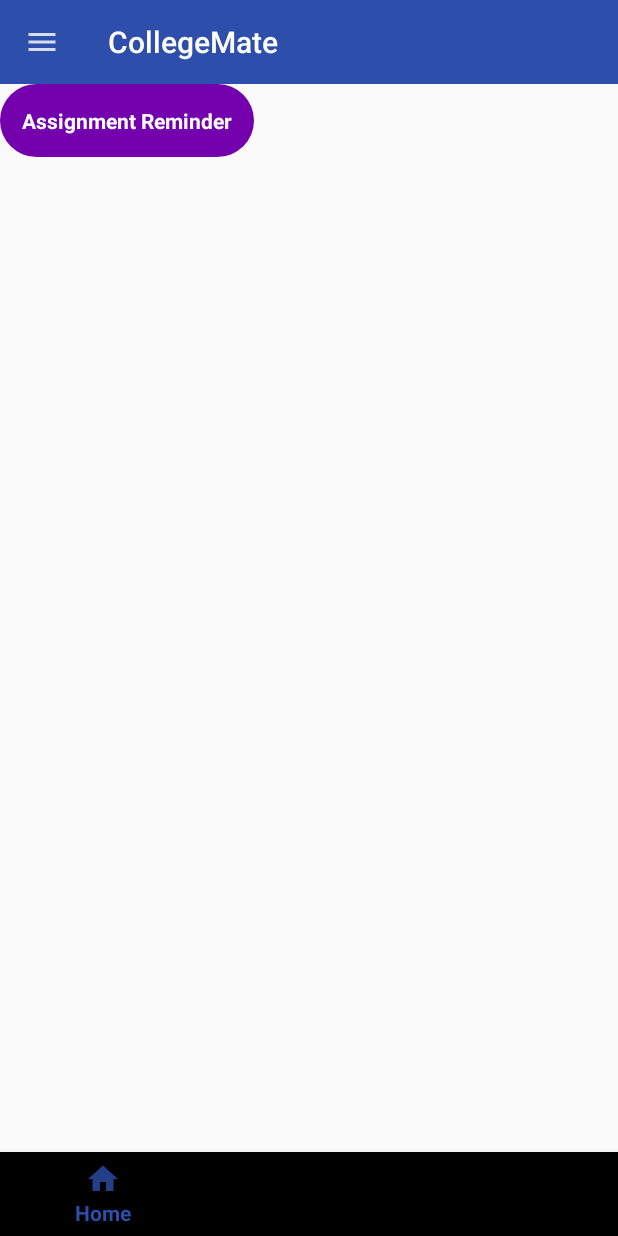
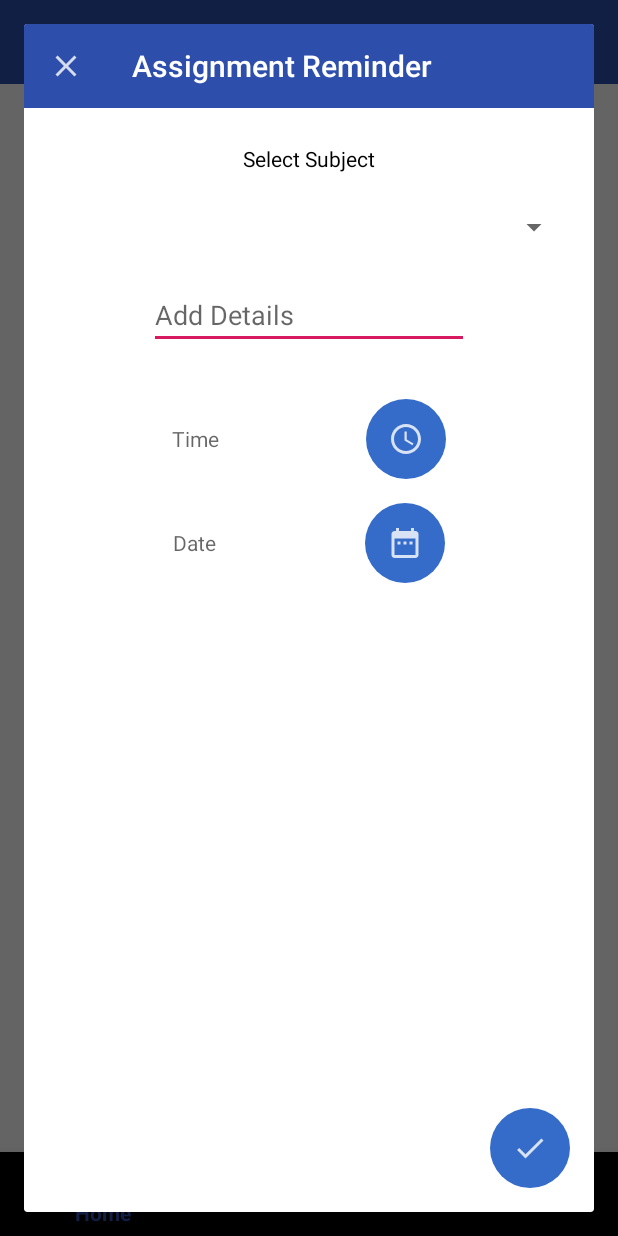
Before and after one commit to dopexhit/CollegeMate, an Android app: the screen it shows after launch once a user with an empty profile is signed in (Home), after a tap on "Assignment Reminder", on a phone screen of 412 x 824 dp. Run offline under Robolectric (Android 15) with nearby library versions, the phone set to English and light mode, and no system bars; our stand-ins replace Firebase (no records; nobody signed in at launch, a user with empty details on screens opened directly); 2 statements that could not run were skipped.

Commit message:
Assignment Reminder could be set on the database.

```diff
--- /dev/null
+++ b/app/src/main/java/com/example/collegemate/DialogMakeAssign.java
@@ -0,0 +1,215 @@
+package com.example.collegemate;
+
+import android.app.DatePickerDialog;
+import android.app.TimePickerDialog;
+import android.os.Bundle;
+import android.view.LayoutInflater;
+import android.view.View;
+import android.view.ViewGroup;
+import android.view.Window;
+import android.widget.Adapter;
+import android.widget.AdapterView;
+import android.widget.ArrayAdapter;
+import android.widget.DatePicker;
+import android.widget.EditText;
+import android.widget.ImageButton;
+import android.widget.ProgressBar;
+import android.widget.Spinner;
+import android.widget.TextView;
+import android.widget.TimePicker;
+import android.widget.Toast;
+
+import com.google.android.gms.common.internal.GmsLogger;
+import com.google.android.gms.tasks.OnSuccessListener;
+import com.google.firebase.firestore.FirebaseFirestore;
+
+import java.lang.reflect.Array;
+import java.sql.Timestamp;
+import java.text.SimpleDateFormat;
+import java.util.ArrayList;
+import java.util.Calendar;
+import java.util.List;
+
+import javax.microedition.khronos.opengles.GL;
+
+import androidx.annotation.NonNull;
+import androidx.annotation.Nullable;
+import androidx.appcompat.widget.Toolbar;
+import androidx.fragment.app.DialogFragment;
+
+public class DialogMakeAssign extends DialogFragment {
+
+    Spinner subject;
+    TextView dateshow,timeshow;
+    EditText detials;
+    ImageButton submit,time,date;
+    ProgressBar pb;
+    Integer subid = -1;
+
+
+
+    @Nullable
+    @Override
+    public View onCreateView(@NonNull LayoutInflater inflater, @Nullable ViewGroup container, @Nullable Bundle savedInstanceState) {
+        View rootview = inflater.inflate(R.layout.dialog_add_assignment,container,false);
+
+        //Setting up the toolbar
+        Toolbar toolbar = rootview.findViewById(R.id.dialog_add_assignment_toolbar);
+        toolbar.setNavigationOnClickListener(new View.OnClickListener() {
+            @Override
+            public void onClick(View v) {
+                getDialog().dismiss();
+            }
+        });
+
+        //Refrencing
+        subject = rootview.findViewById(R.id.dialog_add_assignment_subject);
+        detials = rootview.findViewById(R.id.dialog_add_assignment_details);
+        dateshow = rootview.findViewById(R.id.dialog_add_assignment_date_show);
+        timeshow = rootview.findViewById(R.id.dialog_add_assignment_time_show);
+        subject = rootview.findViewById(R.id.dialog_add_assignment_subject);
+        time = rootview.findViewById(R.id.dialog_add_assign_time);
+        date = rootview.findViewById(R.id.dialog_add_assign_date);
+        submit = rootview.findViewById(R.id.dialog_add_assignment_submit);
+        pb = rootview.findViewById(R.id.dialog_add_assign_pb);
+        calendar = Calendar.getInstance();
+
+        //Setting up the spinner
+        if(Global.documentData.subjects != null){
+
+
+            ArrayAdapter<String> adapter = new ArrayAdapter<String>(getActivity(),R.layout.support_simple_spinner_dropdown_item,Global.documentData.subjects);
+            subject.setAdapter(adapter);
+            subject.setOnItemSelectedListener(new AdapterView.OnItemSelectedListener() {
+                @Override
+                public void onItemSelected(AdapterView<?> parent, View view, int position, long id) {
+                    subid = position;
+                }
+
+                @Override
+                public void onNothingSelected(AdapterView<?> parent) {
+
+                }
+            });
+        }
+
+
+
+
+
+        //Setting up the timedialog
+
+        time.setOnClickListener(timeOnClick);
+        date.setOnClickListener(dateOnClick);
+
+        submit.setOnClickListener(new View.OnClickListener() {
+            @Override
+            public void onClick(View v) {
+                if(isEmpty()){
+                    Toast.makeText(getActivity(), "Please fill all the entries", Toast.LENGTH_SHORT).show();
+                }else{
+                    uploadData();
+                    pb.setVisibility(View.VISIBLE);
+                }
+            }
+        });
+
+
+
+
+        return rootview;
+    }
+
+    Calendar calendar;
+
+    private  void uploadData(){
+        String sub = Global.documentData.subjects.get(subid);
+        Long timestamp = calendar.getTimeInMillis();
+        Global.ModalClasses.AssignmentModal data = new Global.ModalClasses.AssignmentModal(detials.getText().toString(),timestamp,sub);
+
+
+        if(Global.documentData.assignment == null){
+            Global.documentData.assignment = new ArrayList<>();
+            Global.documentData.assignment.add(data);
+        }else{
+            Global.documentData.assignment.add(data);
+            BasicFunctions.SortAssignmentData();
+        }
+
+
+        Global.userRef.update("assignment",Global.documentData.assignment).addOnSuccessListener(new OnSuccessListener<Void>() {
+            @Override
+            public void onSuccess(Void aVoid) {
+                pb.setVisibility(View.GONE);
+                Toast.makeText(getActivity(), "Assignment Successfully Added", Toast.LENGTH_SHORT).show();
+            }
+        });
+
+        //Make furthur changes
+    }
+
+    private View.OnClickListener timeOnClick = new View.OnClickListener() {
+        @Override
+        public void onClick(View v) {
+            final Calendar cal = Calendar.getInstance();
+            TimePickerDialog dialog = new TimePickerDialog(getActivity(), new TimePickerDialog.OnTimeSetListener() {
+                @Override
+                public void onTimeSet(TimePicker view, int hourOfDay, int minute) {
+                    calendar.set(Calendar.HOUR, hourOfDay);
+                    calendar.set(Calendar.MINUTE,minute);
+
+                    SimpleDateFormat sdf = new SimpleDateFormat("hh:mm aa");
+                    timeshow.setText(sdf.format(calendar.getTime()));
+                }
+            },cal.get(Calendar.HOUR),cal.get(Calendar.MINUTE),false);
+
+            dialog.show();
+        }
+    };
+
+    private  View.OnClickListener dateOnClick = new View.OnClickListener() {
+        @Override
+        public void onClick(View v) {
+            final Calendar cal = Calendar.getInstance();
+            DatePickerDialog dialog = new DatePickerDialog(getActivity(), new DatePickerDialog.OnDateSetListener() {
+                @Override
+                public void onDateSet(DatePicker view, int year, int month, int dayOfMonth) {
+                    calendar.set(Calendar.YEAR, year);
+                    calendar.set(Calendar.MONTH , month);
+                    calendar.set(Calendar.DAY_OF_MONTH,dayOfMonth);
+
+                    SimpleDateFormat sdf = new SimpleDateFormat("dd/mm/yyyy");
+                    dateshow.setText(sdf.format(calendar.getTime()));
+                }
+            },cal.get(Calendar.YEAR),cal.get(Calendar.MONTH),cal.get(Calendar.YEAR));
+
+            dialog.getDatePicker().setMinDate(cal.getTimeInMillis());
+
+            dialog.show();
+
+
+        }
+    };
+
+    private boolean isEmpty(){
+        if(timeshow.getText().toString().equals("")){
+            return true;
+        }else if(dateshow.getText().toString().equals("")){
+            return  true;
+        }else if(subid == -1){
+            return true;
+        }
+
+        return false;
+    }
+
+    @Override
+    public void onStart() {
+        super.onStart();
+        int height = ViewGroup.LayoutParams.MATCH_PARENT;
+        int width = ViewGroup.LayoutParams.MATCH_PARENT;
+
+        getDialog().getWindow().setLayout(height,width);
+
+    }
+}
--- a/app/src/main/java/com/example/collegemate/FragmentHome.java
+++ b/app/src/main/java/com/example/collegemate/FragmentHome.java
@@ -5,6 +5,7 @@ import android.net.Uri;
 import android.os.Bundle;
 
 import androidx.fragment.app.Fragment;
+import androidx.fragment.app.FragmentTransaction;
 
 import android.view.LayoutInflater;
 import android.view.View;
@@ -79,8 +80,9 @@ public class FragmentHome extends Fragment {
         assignmentreminder.setOnClickListener(new View.OnClickListener() {
             @Override
             public void onClick(View v) {
-
-
+                DialogMakeAssign dialog = new DialogMakeAssign();
+                FragmentTransaction ft = getFragmentManager().beginTransaction();
+                dialog.show(ft,"hello");
 
             }
         });
--- a/app/src/main/java/com/example/collegemate/Home.java
+++ b/app/src/main/java/com/example/collegemate/Home.java
@@ -17,6 +17,7 @@ import android.view.View;
 import android.widget.AdapterView;
 import android.widget.Button;
 import android.widget.ListView;
+import android.widget.Toast;
 
 import com.google.android.gms.tasks.OnSuccessListener;
 import com.google.android.material.bottomnavigation.BottomNavigationView;
@@ -71,6 +72,8 @@ public class Home extends AppCompatActivity {
         lv = findViewById(R.id.home_drawer_list);
         logout = findViewById(R.id.home_logout);
 
+
+        Toast.makeText(Home.this,Global.documentData.userInfo.toString(),Toast.LENGTH_LONG).show();
         //Getting the user info
 
 
--- a/app/src/main/java/com/example/collegemate/HomeActivity.java
+++ b/app/src/main/java/com/example/collegemate/HomeActivity.java
@@ -69,6 +69,8 @@ public class HomeActivity extends AppCompatActivity {
         });
 
         google.setOnClickListener(googlebuttonlistener);
+
+
     }
     int RC_SIGN_IN =100;
     private View.OnClickListener googlebuttonlistener = new View.OnClickListener() {
--- a/app/src/main/java/com/example/collegemate/LoadScreen.java
+++ b/app/src/main/java/com/example/collegemate/LoadScreen.java
@@ -6,6 +6,7 @@ import androidx.appcompat.app.AppCompatActivity;
 import android.content.Intent;
 import android.os.Bundle;
 import android.widget.ProgressBar;
+import android.widget.Toast;
 
 import com.google.android.gms.tasks.OnCompleteListener;
 import com.google.android.gms.tasks.OnSuccessListener;
--- a/app/src/main/res/drawable/roundcornor_ripple.xml
+++ b/app/src/main/res/drawable/roundcornor_ripple.xml
@@ -1,7 +1,14 @@
 <?xml version="1.0" encoding="utf-8"?>
-<ripple android:color="#ffff0000"
-    xmlns:android="http://schemas.android.com/apk/res/android">
-    <item android:id="@android:id/mask"
-        android:drawable="@android:color/white" />
+<ripple xmlns:android="http://schemas.android.com/apk/res/android"
+    android:color="#d1d1d1">
+
     <item android:drawable="@drawable/round_cornors"/>
+
+
+    <item android:id="@android:id/mask">
+        <shape android:shape="oval">
+            <solid android:color="?android:colorPrimary"/>
+        </shape>
+        <color android:color="#ffffff"/>
+    </item>
 </ripple>
--- a/app/src/main/res/layout/dialog_add_assignment.xml
+++ b/app/src/main/res/layout/dialog_add_assignment.xml
@@ -11,58 +11,78 @@
         android:id="@+id/dialog_add_assignment_time_show"
         android:layout_width="wrap_content"
         android:layout_height="wrap_content"
-        android:text="TextView"
-        tools:layout_editor_absoluteX="84dp"
-        tools:layout_editor_absoluteY="315dp" />
+        android:layout_marginTop="50dp"
+        android:hint="Time"
+        android:textAppearance="@style/NormalTextViewAppearance"
+        app:layout_constraintEnd_toStartOf="@+id/dialog_add_assign_time"
+        app:layout_constraintHorizontal_bias="0.5"
+        app:layout_constraintStart_toStartOf="parent"
+        app:layout_constraintTop_toBottomOf="@+id/dialog_add_assignment_details" />
 
     <TextView
         android:id="@+id/dialog_add_assignment_date_show"
         android:layout_width="wrap_content"
         android:layout_height="wrap_content"
-        android:text="TextView"
-        tools:layout_editor_absoluteX="84dp"
-        tools:layout_editor_absoluteY="382dp" />
+        android:layout_marginTop="50dp"
+        android:hint="Date"
+        android:textAppearance="@style/NormalTextViewAppearance"
+        app:layout_constraintEnd_toStartOf="@+id/dialog_add_assign_date"
+        app:layout_constraintHorizontal_bias="0.5"
+        app:layout_constraintStart_toStartOf="parent"
+        app:layout_constraintTop_toBottomOf="@+id/dialog_add_assignment_time_show" />
 
     <ImageButton
-        android:id="@+id/imageButton"
+        android:id="@+id/dialog_add_assign_time"
         android:layout_width="wrap_content"
         android:layout_height="wrap_content"
-        app:srcCompat="@drawable/time_icon"
-        tools:layout_editor_absoluteX="248dp"
-        tools:layout_editor_absoluteY="303dp" />
+        android:background="@drawable/roundcornor_ripple"
+        android:backgroundTint="@color/colorSecondary"
+        app:layout_constraintBottom_toBottomOf="@+id/dialog_add_assignment_time_show"
+        app:layout_constraintEnd_toEndOf="parent"
+        app:layout_constraintHorizontal_bias="0.5"
+        app:layout_constraintStart_toEndOf="@+id/dialog_add_assignment_time_show"
+        app:layout_constraintTop_toTopOf="@+id/dialog_add_assignment_time_show"
+        app:srcCompat="@drawable/time_icon" />
 
     <ImageButton
-        android:id="@+id/imageButton2"
+        android:id="@+id/dialog_add_assign_date"
         android:layout_width="wrap_content"
         android:layout_height="wrap_content"
-        app:srcCompat="@drawable/date_icon"
-        tools:layout_editor_absoluteX="248dp"
-        tools:layout_editor_absoluteY="369dp" />
+        android:background="@drawable/roundcornor_ripple"
+        android:backgroundTint="@color/colorSecondary"
+        app:layout_constraintBottom_toBottomOf="@+id/dialog_add_assignment_date_show"
+        app:layout_constraintEnd_toEndOf="parent"
+        app:layout_constraintHorizontal_bias="0.5"
+        app:layout_constraintStart_toEndOf="@+id/dialog_add_assignment_date_show"
+        app:layout_constraintTop_toTopOf="@+id/dialog_add_assignment_date_show"
+        app:srcCompat="@drawable/date_icon" />
 
     <EditText
         android:id="@+id/dialog_add_assignment_details"
         android:layout_width="wrap_content"
         android:layout_height="wrap_content"
+        android:layout_marginTop="24dp"
         android:ems="10"
-        android:hint="Details"
+        android:hint="Add Details"
         android:inputType="textPersonName"
-        tools:layout_editor_absoluteX="94dp"
-        tools:layout_editor_absoluteY="212dp" />
+        app:layout_constraintEnd_toEndOf="parent"
+        app:layout_constraintHorizontal_bias="0.5"
+        app:layout_constraintStart_toStartOf="parent"
+        app:layout_constraintTop_toBottomOf="@+id/dialog_add_assignment_subject" />
 
     <Spinner
         android:id="@+id/dialog_add_assignment_subject"
         android:layout_width="0dp"
         android:layout_height="wrap_content"
         android:layout_marginStart="16dp"
+        android:layout_marginTop="24dp"
         android:layout_marginEnd="16dp"
         app:layout_constraintEnd_toEndOf="parent"
+        app:layout_constraintHorizontal_bias="0.0"
         app:layout_constraintStart_toStartOf="parent"
-        tools:layout_editor_absoluteY="83dp" />
+        app:layout_constraintTop_toBottomOf="@+id/textView5" />
 
     <androidx.appcompat.widget.Toolbar
-        app:title="Assignment Reminder"
-        app:titleTextColor="#ffffff"
-        app:navigationIcon="@drawable/close_icon"
         android:id="@+id/dialog_add_assignment_toolbar"
         android:layout_width="match_parent"
         android:layout_height="wrap_content"
@@ -70,6 +90,46 @@
         android:minHeight="?attr/actionBarSize"
         android:theme="?attr/actionBarTheme"
         app:layout_constraintTop_toTopOf="parent"
+        app:navigationIcon="@drawable/close_icon"
+        app:title="Assignment Reminder"
+        app:titleTextColor="#ffffff"
         tools:layout_editor_absoluteX="1dp" />
 
+    <ImageButton
+        android:id="@+id/dialog_add_assignment_submit"
+        android:layout_width="wrap_content"
+        android:layout_height="wrap_content"
+        android:layout_marginEnd="16dp"
+        android:layout_marginBottom="16dp"
+        android:background="@drawable/roundcornor_ripple"
+        android:backgroundTint="@color/colorSecondary"
+        app:layout_constraintBottom_toBottomOf="parent"
+        app:layout_constraintEnd_toEndOf="parent"
+        app:srcCompat="@drawable/done_icon" />
+
+    <ProgressBar
+        android:id="@+id/dialog_add_assign_pb"
+        style="?android:attr/progressBarStyle"
+        android:layout_width="wrap_content"
+        android:layout_height="wrap_content"
+        android:visibility="gone"
+        app:layout_constraintBottom_toTopOf="@+id/dialog_add_assignment_submit"
+        app:layout_constraintEnd_toEndOf="parent"
+        app:layout_constraintHorizontal_bias="0.5"
+        app:layout_constraintStart_toStartOf="parent"
+        app:layout_constraintTop_toBottomOf="@+id/dialog_add_assign_date"
+        tools:visibility="visible" />
+
+    <TextView
+        android:id="@+id/textView5"
+        android:layout_width="wrap_content"
+        android:layout_height="wrap_content"
+        android:layout_marginTop="24dp"
+        android:text="Select Subject"
+        android:textAppearance="@style/NormalTextViewAppearance"
+        app:layout_constraintEnd_toEndOf="parent"
+        app:layout_constraintHorizontal_bias="0.5"
+        app:layout_constraintStart_toStartOf="parent"
+        app:layout_constraintTop_toBottomOf="@+id/dialog_add_assignment_toolbar" />
+
 </androidx.constraintlayout.widget.ConstraintLayout>
--- a/app/src/main/res/layout/fragment_fragment_home.xml
+++ b/app/src/main/res/layout/fragment_fragment_home.xml
@@ -11,10 +11,12 @@
         android:id="@+id/home_frag_assignment_reminder"
         android:layout_width="wrap_content"
         android:layout_height="wrap_content"
+        android:layout_marginEnd="24dp"
+        android:layout_marginBottom="16dp"
         android:background="@drawable/roundcornor_ripple"
         android:backgroundTint="@color/colorTriadic"
         android:text="Assignment Reminder"
         android:textAppearance="@style/NormalTextStyle"
-        tools:layout_editor_absoluteX="223dp"
-        tools:layout_editor_absoluteY="629dp" />
+        app:layout_constraintBottom_toBottomOf="parent"
+        app:layout_constraintEnd_toEndOf="parent" />
 </androidx.constraintlayout.widget.ConstraintLayout>
--- a/app/src/main/res/values/styles.xml
+++ b/app/src/main/res/values/styles.xml
@@ -39,4 +39,8 @@
         <item name="android:textColor">#000000</item>
     </style>
 
+    <style name="NormalTextViewAppearance" parent="TextAppearance.AppCompat.Body1">
+        <item name="android:textColor">#000000</item>
+    </style>
+
 </resources>
```
Also changed, not shown: app/src/main/java/com/example/collegemate/BasicFunctions.java (+12 -0 lines), app/src/main/java/com/example/collegemate/DialogMakeAssignmentReminder.java (deleted, +0 -49 lines), app/src/main/java/com/example/collegemate/Global.java (+20 -2 lines).
